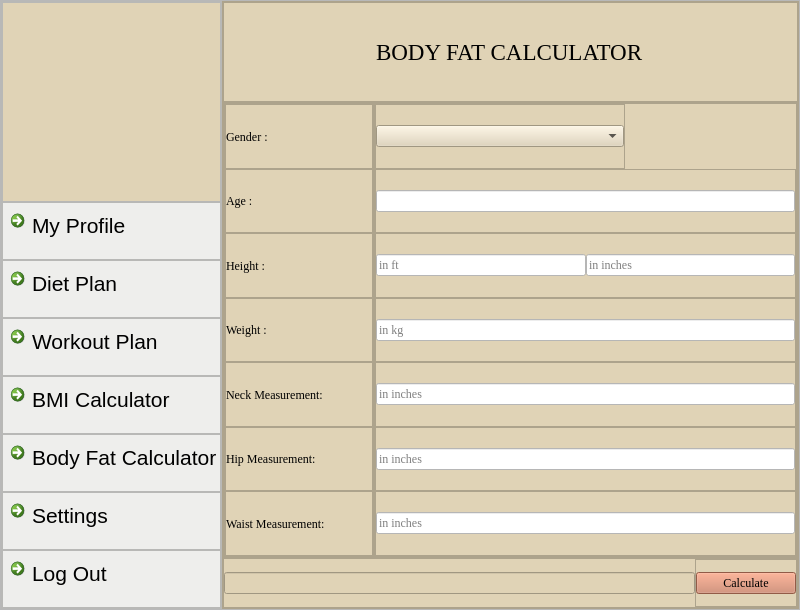
This is bodyfat.ui in skidgefries/rightmeal as Qt 5 draws it before an edit. The edited form follows.
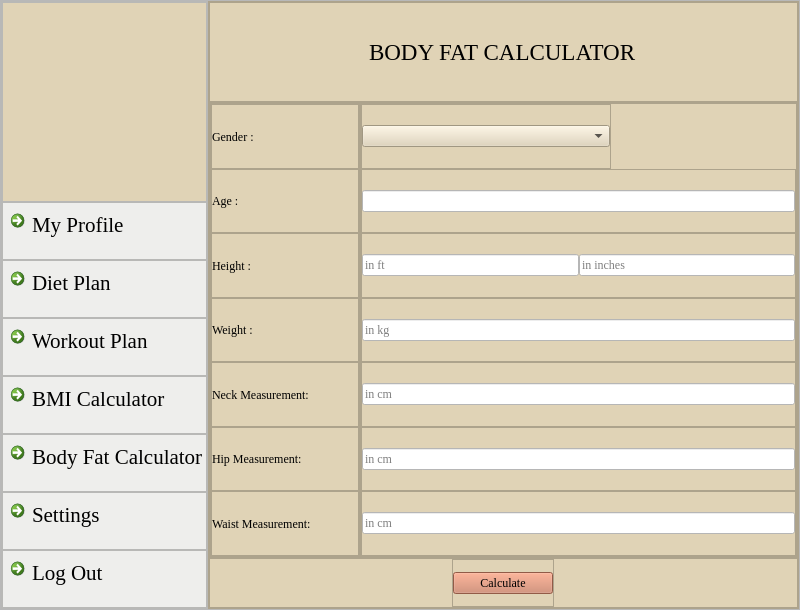
This is the edited form. Icons and pictures are not drawn.

Diff of the .ui file:
```diff
--- a/bodyfat.ui
+++ b/bodyfat.ui
@@ -183,7 +183,7 @@
               <widget class="QCommandLinkButton" name="commandLinkButton_6">
                <property name="font">
                 <font>
-                 <family>Segoe UI</family>
+                 <family>Times New Roman</family>
                  <pointsize>16</pointsize>
                  <bold>false</bold>
                 </font>
@@ -224,7 +224,7 @@
               <widget class="QCommandLinkButton" name="commandLinkButton_21">
                <property name="font">
                 <font>
-                 <family>Segoe UI</family>
+                 <family>Times New Roman</family>
                  <pointsize>16</pointsize>
                  <bold>false</bold>
                 </font>
@@ -265,7 +265,7 @@
               <widget class="QCommandLinkButton" name="commandLinkButton_22">
                <property name="font">
                 <font>
-                 <family>Segoe UI</family>
+                 <family>Times New Roman</family>
                  <pointsize>16</pointsize>
                  <bold>false</bold>
                 </font>
@@ -306,7 +306,7 @@
               <widget class="QCommandLinkButton" name="commandLinkButton_23">
                <property name="font">
                 <font>
-                 <family>Segoe UI</family>
+                 <family>Times New Roman</family>
                  <pointsize>16</pointsize>
                  <bold>false</bold>
                 </font>
@@ -347,7 +347,7 @@
               <widget class="QCommandLinkButton" name="commandLinkButton_24">
                <property name="font">
                 <font>
-                 <family>Segoe UI</family>
+                 <family>Times New Roman</family>
                  <pointsize>16</pointsize>
                  <bold>false</bold>
                 </font>
@@ -388,7 +388,7 @@
               <widget class="QCommandLinkButton" name="commandLinkButton_25">
                <property name="font">
                 <font>
-                 <family>Segoe UI</family>
+                 <family>Times New Roman</family>
                  <pointsize>16</pointsize>
                  <bold>false</bold>
                 </font>
@@ -429,7 +429,7 @@
               <widget class="QCommandLinkButton" name="commandLinkButton_26">
                <property name="font">
                 <font>
-                 <family>Segoe UI</family>
+                 <family>Times New Roman</family>
                  <pointsize>16</pointsize>
                  <bold>false</bold>
                 </font>
@@ -931,6 +931,14 @@
                    </property>
                    <item>
                     <widget class="QComboBox" name="Gender">
+                     <property name="font">
+                      <font>
+                       <family>Times New Roman</family>
+                      </font>
+                     </property>
+                     <property name="styleSheet">
+                      <string notr="true">QComboBox{background:#ffffff};</string>
+                     </property>
                      <item>
                       <property name="text">
                        <string/>
@@ -1181,8 +1189,11 @@
 
 QTextEdit {font: #161514;}</string>
                      </property>
+                     <property name="frame">
+                      <bool>true</bool>
+                     </property>
                      <property name="placeholderText">
-                      <string>in inches</string>
+                      <string>in cm</string>
                      </property>
                     </widget>
                    </item>
@@ -1236,7 +1247,7 @@
 QTextEdit {font: #161514;}</string>
                      </property>
                      <property name="placeholderText">
-                      <string>in inches</string>
+                      <string>in cm</string>
                      </property>
                     </widget>
                    </item>
@@ -1290,7 +1301,7 @@
 QTextEdit {font: #161514;}</string>
                      </property>
                      <property name="placeholderText">
-                      <string>in inches</string>
+                      <string>in cm</string>
                      </property>
                     </widget>
                    </item>
@@ -1333,9 +1344,6 @@
              <property name="bottomMargin">
               <number>0</number>
              </property>
-             <item>
-              <widget class="QLineEdit" name="lineEdit_4"/>
-             </item>
              <item alignment="Qt::AlignHCenter">
               <widget class="QFrame" name="frame_41">
                <property name="maximumSize">
```
